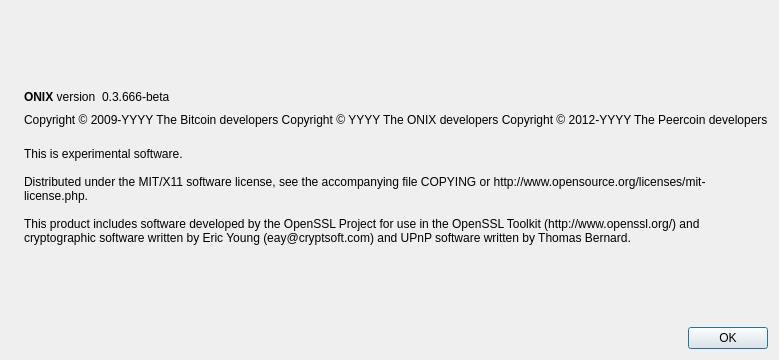
Old version of the form src/qt/forms/aboutdialog.ui in the repository onix-project/onixcoin.
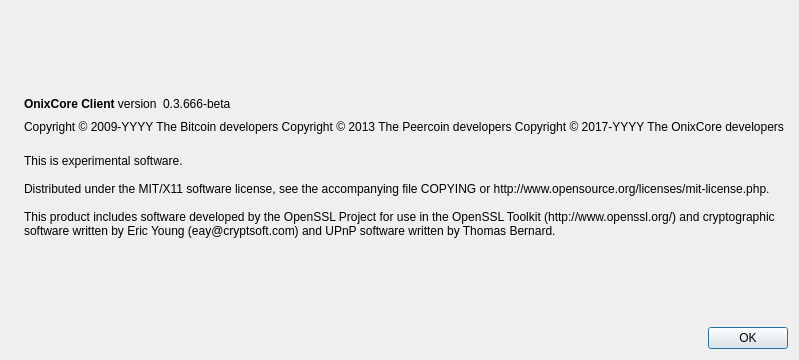
New version of the form. Icons and pictures are not drawn.

```diff
--- a/src/qt/forms/aboutdialog.ui
+++ b/src/qt/forms/aboutdialog.ui
@@ -50,7 +50,7 @@
           <cursorShape>IBeamCursor</cursorShape>
          </property>
          <property name="text">
-          <string>&lt;b&gt;ONIX&lt;/b&gt; version</string>
+          <string>&lt;b&gt;OnixCore Client&lt;/b&gt; version</string>
          </property>
          <property name="textInteractionFlags">
           <set>Qt::LinksAccessibleByMouse|Qt::TextSelectableByKeyboard|Qt::TextSelectableByMouse</set>
@@ -91,9 +91,11 @@
         <cursorShape>IBeamCursor</cursorShape>
        </property>
        <property name="text">
-        <string notr="true">Copyright &amp;copy; 2009-YYYY The Bitcoin developers
-Copyright &amp;copy; YYYY The ONIX developers
-Copyright &amp;copy; 2012-YYYY The Peercoin developers</string>
+        <string notr="true">
+          Copyright &amp;copy; 2009-YYYY The Bitcoin developers
+          Copyright &amp;copy; 2013 The Peercoin developers
+          Copyright &amp;copy; 2017-YYYY The OnixCore developers
+        </string>
        </property>
        <property name="textFormat">
         <enum>Qt::RichText</enum>
```
